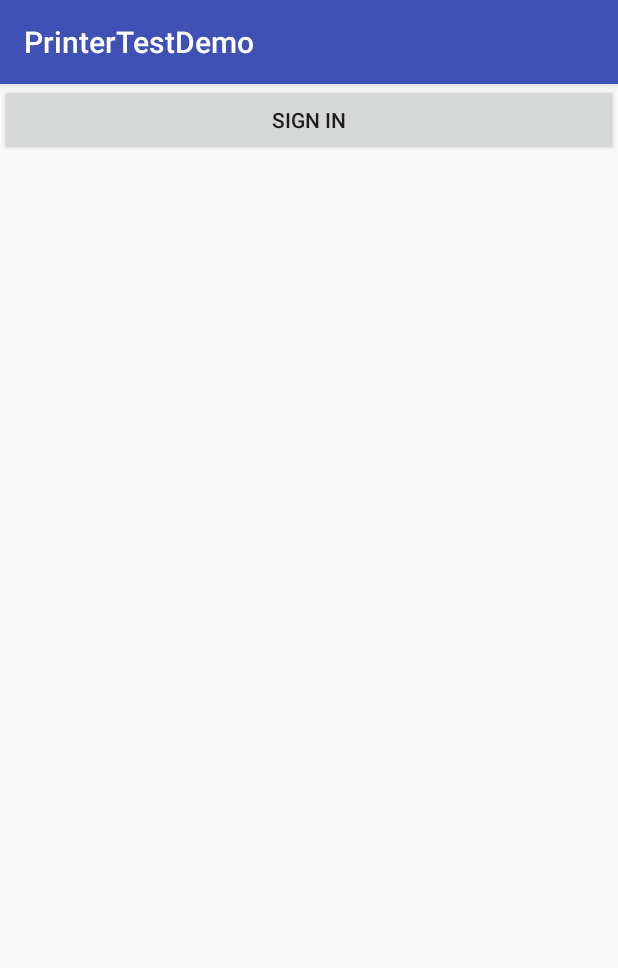
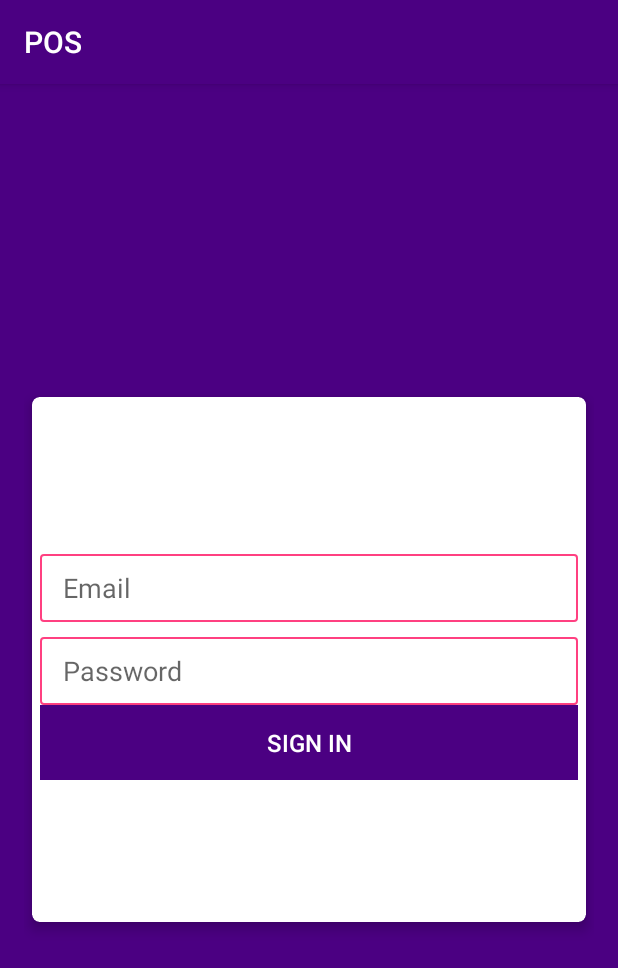
Before and after one commit to Tomiwa-Ot/POS, an Android app: the screen it shows after launch (LoginActivity), on a phone screen of 412 x 824 dp. Shown: the top 968 px of the screen. Run offline under Robolectric (Android 15) with nearby library versions, the phone set to English and light mode, and no system bars.

Commit message:
made some changes

```diff
--- a/IposPrinterTestDemo/app/build.gradle
+++ b/IposPrinterTestDemo/app/build.gradle
@@ -21,6 +21,7 @@ android {
 
 dependencies {
     implementation 'com.android.support:support-annotations:25.3.1'
+    implementation 'com.android.support:cardview-v7:25.4.0'
     implementation 'com.android.support.constraint:constraint-layout:1.1.3'
     compile fileTree(dir: 'libs', include: ['*.jar'])
     androidTestCompile('com.android.support.test.espresso:espresso-core:2.2.2', {
--- a/IposPrinterTestDemo/app/src/main/java/com/iposprinter/printertestdemo/LoginActivity.java
+++ b/IposPrinterTestDemo/app/src/main/java/com/iposprinter/printertestdemo/LoginActivity.java
@@ -3,18 +3,37 @@ package com.iposprinter.printertestdemo;
 import android.content.Intent;
 import android.support.v7.app.AppCompatActivity;
 import android.os.Bundle;
+import android.util.Patterns;
 import android.view.View;
+import android.widget.EditText;
+
+import java.util.regex.Pattern;
 
 public class LoginActivity extends AppCompatActivity {
+
+    private EditText email, passwd;
 
     @Override
     protected void onCreate(Bundle savedInstanceState) {
         super.onCreate(savedInstanceState);
         setContentView(R.layout.activity_login);
+        email = (EditText) findViewById(R.id.edt_email);
+        passwd = (EditText) findViewById(R.id.edt_passwd);
     }
 
     public void login(View view){
         Intent intent = new Intent(this, HomeActivity.class);
         startActivity(intent);
     }
+
+    public boolean loginDataValidate(){
+        if(!email.getText().toString().isEmpty() &&
+                Patterns.EMAIL_ADDRESS.matcher(email.getText().toString()).matches() &&
+                !passwd.getText().toString().isEmpty()
+        ){
+            return true;
+        }else {
+            return false;
+        }
+    }
 }
--- /dev/null
+++ b/IposPrinterTestDemo/app/src/main/res/drawable/edit_text_border.xml
@@ -0,0 +1,13 @@
+<shape
+    xmlns:android="http://schemas.android.com/apk/res/android"
+    android:shape="rectangle">
+
+    <corners
+        android:radius="2dp"/>
+
+    <stroke
+        android:color="@color/colorAccent"
+        android:width="1dp"/>
+
+
+</shape>
--- a/IposPrinterTestDemo/app/src/main/res/layout/activity_login.xml
+++ b/IposPrinterTestDemo/app/src/main/res/layout/activity_login.xml
@@ -1,24 +1,72 @@
 <?xml version="1.0" encoding="utf-8"?>
-<LinearLayout xmlns:android="http://schemas.android.com/apk/res/android"
+<RelativeLayout xmlns:android="http://schemas.android.com/apk/res/android"
     xmlns:app="http://schemas.android.com/apk/res-auto"
     xmlns:tools="http://schemas.android.com/tools"
     android:id="@+id/activity_login"
     android:layout_width="match_parent"
     android:layout_height="match_parent"
     android:orientation="vertical"
+    android:padding="16dp"
+    android:background="@color/purple"
+    android:gravity="center"
     tools:context=".LoginActivity">
 
+    <android.support.v7.widget.CardView
+        android:layout_width="match_parent"
+        android:layout_height="350dp"
+        android:layout_margin="5dp"
+        android:padding="10dp"
+        app:cardCornerRadius="5dp"
+        android:background="@color/white"
+        app:cardElevation="5dp">
 
-        <ScrollView
+        <LinearLayout
             android:layout_width="match_parent"
-            android:layout_height="match_parent" >
+            android:layout_height="wrap_content"
+            android:layout_gravity="center"
+            android:layout_margin="5dp"
+            android:orientation="vertical">
+
+            <EditText
+                android:id="@+id/edt_email"
+                android:layout_width="match_parent"
+                android:layout_height="45dp"
+                android:inputType="textEmailAddress"
+                android:singleLine="true"
+                android:maxLines="1"
+                android:hint="@string/email"
+                android:paddingStart="15dp"
+                android:paddingEnd="15dp"
+                android:layout_marginTop="10dp"
+                android:background="@drawable/edit_text_border"/>
+
+            <EditText
+                android:id="@+id/edt_passwd"
+                android:layout_width="match_parent"
+                android:layout_height="45dp"
+                android:inputType="textPassword"
+                android:singleLine="true"
+                android:maxLines="1"
+                android:hint="@string/passwd"
+                android:paddingStart="15dp"
+                android:paddingEnd="25dp"
+                android:layout_marginTop="10dp"
+                android:background="@drawable/edit_text_border"/>
 
             <Button
                 android:id="@+id/login_btn"
                 android:layout_width="match_parent"
-                android:layout_height="wrap_content"
+                android:layout_height="50dp"
+                android:background="@color/purple"
                 android:onClick="login"
-                android:text="@string/login" />
+                android:text="@string/login"
+                android:textColor="@color/white"
+                android:textSize="16sp" />
 
-        </ScrollView>
-    </LinearLayout>
+        </LinearLayout>
+
+    </android.support.v7.widget.CardView>
+
+
+
+</RelativeLayout>
--- a/IposPrinterTestDemo/app/src/main/res/values/colors.xml
+++ b/IposPrinterTestDemo/app/src/main/res/values/colors.xml
@@ -1,7 +1,9 @@
 <?xml version="1.0" encoding="utf-8"?>
 <resources>
-    <color name="colorPrimary">#3F51B5</color>
+    <color name="colorPrimary">#4B0082</color>
     <color name="colorPrimaryDark">#303F9F</color>
     <color name="colorAccent">#FF4081</color>
     <color name="Red_700">#FFC53929</color>
+    <color name="purple">#4B0082</color>
+    <color name="white">#FFFFFF</color>
 </resources>
--- a/IposPrinterTestDemo/app/src/main/res/values/strings.xml
+++ b/IposPrinterTestDemo/app/src/main/res/values/strings.xml
@@ -1,5 +1,5 @@
 <resources xmlns:tools="http://schemas.android.com/tools">
-    <string name="app_name">PrinterTestDemo</string>
+    <string name="app_name">POS</string>
     <string name="print_display">Display Mode</string>
     <string name="print_text">Print Text</string>
     <string name="print_english">Print English</string>
@@ -38,9 +38,12 @@
     <string name="unknown_error">unknown status</string>
     <string name="switch_mode">Switch Mode</string>
     <string name="exit">Exit</string>
-    <string name="login" tools:ignore="DuplicateDefinition" translatable="false">Sign In</string>
-    <string name="buy" tools:ignore="DuplicateDefinition" translatable="false">Buy</string>
-    <string name="send" tools:ignore="DuplicateDefinition" translatable="false">Send</string>
-    <string name="receive" tools:ignore="DuplicateDefinition" translatable="false">Receive</string>
-    <string name="print" tools:ignore="DuplicateDefinition" translatable="false">Test Print</string>
+    <string name="login" translatable="false" tools:ignore="DuplicateDefinition">Sign In</string>
+    <string name="register" translatable="false" tools:ignore="DuplicateDefinition">Sign Up</string>
+    <string name="buy" translatable="false" tools:ignore="DuplicateDefinition">Buy</string>
+    <string name="send" translatable="false" tools:ignore="DuplicateDefinition">Send</string>
+    <string name="receive" translatable="false" tools:ignore="DuplicateDefinition">Receive</string>
+    <string name="print" translatable="false" tools:ignore="DuplicateDefinition">Test Print</string>
+    <string name="email" translatable="false" tools:ignore="DuplicateDefinition">Email</string>
+    <string name="passwd" translatable="false" tools:ignore="DuplicateDefinition">Password</string>
 </resources>
```
